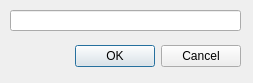
Qt form addoptiondialog.ui (orao/texmaker) before a commit.
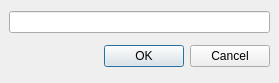
The same form after that commit.

The edit to the form file:
```diff
--- a/addoptiondialog.ui
+++ b/addoptiondialog.ui
@@ -8,22 +8,24 @@
    <rect>
     <x>0</x>
     <y>0</y>
-    <width>253</width>
+    <width>279</width>
     <height>83</height>
    </rect>
   </property>
   <property name="windowTitle" >
    <string>New</string>
   </property>
-  <widget class="QWidget" name="layoutWidget" >
-   <property name="geometry" >
-    <rect>
-     <x>10</x>
-     <y>40</y>
-     <width>231</width>
-     <height>33</height>
-    </rect>
+  <layout class="QGridLayout" >
+   <property name="margin" >
+    <number>9</number>
    </property>
+   <property name="spacing" >
+    <number>6</number>
+   </property>
+   <item row="0" column="0" >
+    <widget class="QLineEdit" name="lineEdit" />
+   </item>
+   <item row="1" column="0" >
    <layout class="QHBoxLayout" >
     <property name="margin" >
      <number>0</number>
@@ -59,19 +61,9 @@
      </widget>
     </item>
    </layout>
-  </widget>
-  <widget class="QLineEdit" name="lineEdit" >
-   <property name="geometry" >
-    <rect>
-     <x>10</x>
-     <y>10</y>
-     <width>231</width>
-     <height>21</height>
-    </rect>
-   </property>
-  </widget>
- </widget>
- <pixmapfunction></pixmapfunction>
+   </item>
+  </layout>
+ </widget>
  <tabstops>
   <tabstop>lineEdit</tabstop>
   <tabstop>okButton</tabstop>
```
Left out of the diff: 3 changed lines with no effect on the pictures. Lines whose indentation alone changed are shown as unchanged.
